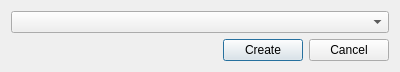
Above: GEENIE/addcomponentdialog.ui from SoftwareprojektGameEngine/GEENIE before the change. Below: the same form after it.
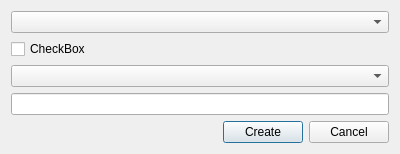
That is the form after the change.

The edit to the form file:
```diff
--- a/GEENIE/addcomponentdialog.ui
+++ b/GEENIE/addcomponentdialog.ui
@@ -7,7 +7,7 @@
     <x>0</x>
     <y>0</y>
     <width>400</width>
-    <height>69</height>
+    <height>144</height>
    </rect>
   </property>
   <property name="windowTitle">
@@ -17,6 +17,19 @@
    <item>
     <widget class="QComboBox" name="comboBox"/>
    </item>
+   <item>
+    <widget class="QCheckBox" name="checkBox">
+     <property name="text">
+      <string>CheckBox</string>
+     </property>
+    </widget>
+   </item>
+   <item>
+    <widget class="QComboBox" name="comboBox_2"/>
+   </item>
+   <item>
+    <widget class="QLineEdit" name="lineEdit"/>
+   </item>
    <item>
     <layout class="QHBoxLayout" name="horizontalLayout">
      <item>
```
